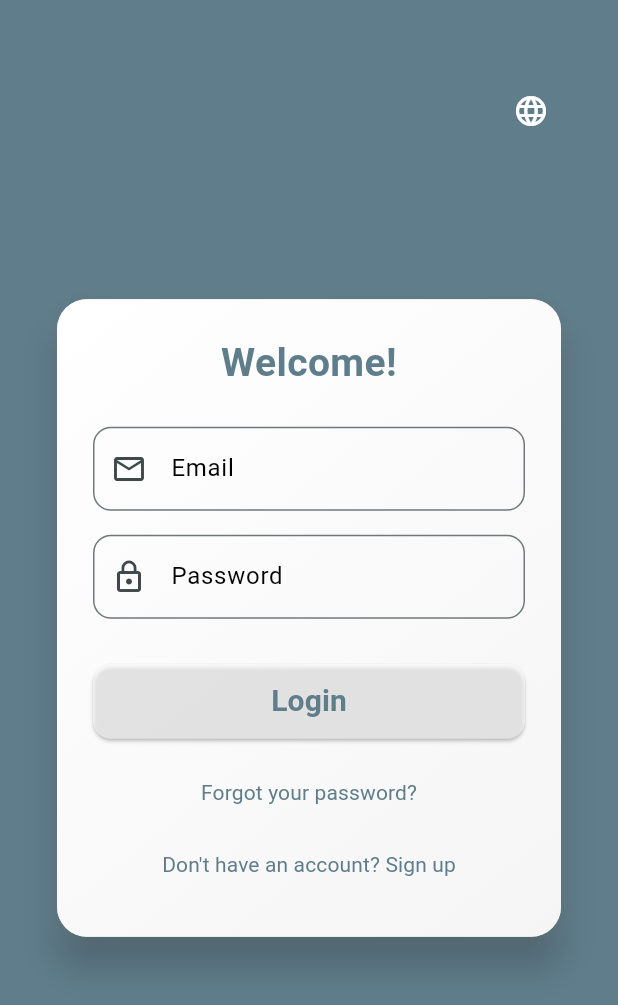
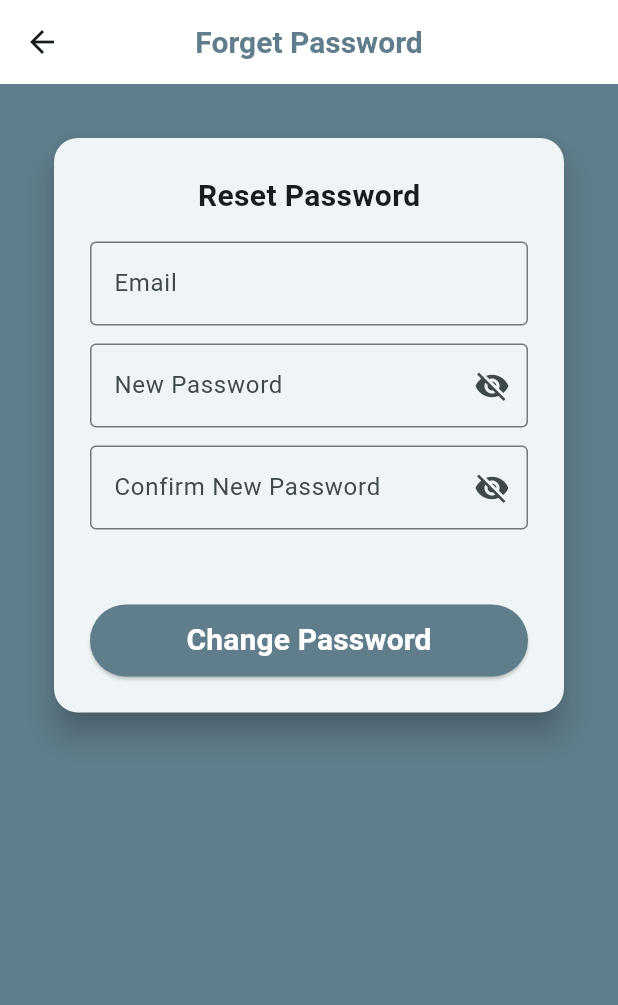
Before and after one commit to ThanakharnS/authen-FCS, a Flutter app: the screen it shows after launch, after a tap on "Forgot your password?", on a phone screen of 412 x 824 dp. Shown: the top 1005 px of the screen. Run offline on Flutter 3.47's test engine with Material 3 defaults, Android fonts, the light colour scheme and no system bars; our stand-ins replace easy_localization, firebase_auth, firebase_core, fluttertoast, google_fonts; accounts and stored records are empty; network calls fail; Roboto replaces fonts that are missing (Kanit).

Commit message:
create forgot password page

```diff
--- a/assets/lang/en.json
+++ b/assets/lang/en.json
@@ -24,7 +24,19 @@
   "func_edite_profile": "Edit Profile",
   "func_chang_password": "Change Password",
   "func_history": "Order History",
-  "func_sign_out": "Sign Out"
+  "func_sign_out": "Sign Out",
+
+
+  "header_txt_forgot_password": "Forget Password",
+  "header_txt_reset_password": "Reset Password",
+  "label_txt_input_email": "Email ",
+  "txt_input_password": "New Password ",
+  "confirm_txt_input_password": "Confirm New Password ",
+  "bnt_submit_change": "Change Password",
+  "dialog_massage_success": "Change Password Success !!!"
+
+
+
 
 
 }
--- a/assets/lang/th.json
+++ b/assets/lang/th.json
@@ -23,5 +23,13 @@
   "func_edite_profile": "แก้ไขข้อมูลส่วนตัว",
   "func_chang_password": "เปลี่ยนรหัสผ่าน",
   "func_history": "ประวัติคำสั่งซื้อ",
-  "func_sign_out": "ออกจากระบบ"
+  "func_sign_out": "ออกจากระบบ",
+
+  "header_txt_forgot_password": "ลืมรหัสผ่าน",
+  "header_txt_reset_password": "รีเซ็ตรหัสผ่าน",
+  "label_txt_input_email": "อีเมล",
+  "txt_input_password": "รหัสผ่านใหม่",
+  "confirm_txt_input_password": "ยืนยันรหัสผ่านใหม่",
+  "bnt_submit_change": "ยืนยันการเปลี่ยนรหัสผ่าน",
+  "dialog_massage_success": "เปลี่ยนรหัสผ่านสำเร็จ !!!"
 }
--- /dev/null
+++ b/lib/Page_ui/forgot_password_page.dart
@@ -0,0 +1,149 @@
+
+
+import 'package:easy_localization/easy_localization.dart';
+import 'package:firebase_auth/firebase_auth.dart';
+import 'package:flutter/cupertino.dart';
+import 'package:flutter/material.dart';
+import 'package:google_fonts/google_fonts.dart';
+import 'package:provider/provider.dart';
+import 'package:verify_identity/Provider/forgot_password_provider.dart';
+
+class ForgotPasswordPage extends StatefulWidget {
+  const ForgotPasswordPage({super.key});
+
+  @override
+  _ForgotPasswordPageState  createState() => _ForgotPasswordPageState();
+}
+
+
+class _ForgotPasswordPageState  extends State<ForgotPasswordPage> {
+
+  void handleResetPassword() async {
+    final provider = Provider.of<ForgotPasswordPageProvider>(context, listen: false);
+    final result = await provider.updatePassword(
+      email: provider.emailController.text.trim(),
+      newPassword: provider.newPasswordController.text.trim(),
+      confirmPassword: provider.confirmPasswordController.text.trim(),
+    );
+
+    if (result == null) {
+      ScaffoldMessenger.of(context).showSnackBar(
+         SnackBar(content: Text('dialog_massage_success'.tr())),
+      );
+    } else {
+      ScaffoldMessenger.of(context).showSnackBar(
+        SnackBar(content: Text(result)),
+      );
+    }
+  }
+
+  @override
+  Widget build(BuildContext context) {
+
+    final provider = Provider.of<ForgotPasswordPageProvider>(context);
+
+    return Scaffold(
+       backgroundColor: Colors.blueGrey,
+       appBar: AppBar(
+         backgroundColor: Colors.white,
+         centerTitle: true,
+         title: Text(
+           'header_txt_forgot_password'.tr(),
+           style: GoogleFonts.kanit(
+             fontSize: 20,
+             fontWeight: FontWeight.bold,
+             color: Colors.blueGrey,
+           ),
+         ),
+       ),
+
+      body: Padding(
+        padding: const EdgeInsets.all(16.0),
+        child: Card(
+          margin: const EdgeInsets.all(20),
+          shape: RoundedRectangleBorder(borderRadius: BorderRadius.circular(16)),
+          elevation: 8,
+          child: Padding(
+            padding: const EdgeInsets.all(24),
+            child: Column(
+              mainAxisSize: MainAxisSize.min,
+              children: [
+                Text(
+                  'header_txt_reset_password'.tr(),
+                  style: GoogleFonts.kanit(fontSize: 20, fontWeight: FontWeight.bold),
+                ),
+                const SizedBox(height: 16),
+
+                // Email field
+                TextField(
+                  controller: provider.emailController,
+                  decoration: InputDecoration(
+                    labelText: 'label_txt_input_email'.tr(),
+                    border: OutlineInputBorder(),
+                  ),
+                ),
+                const SizedBox(height: 12),
+
+                TextField(
+                  controller: provider.newPasswordController,
+                  obscureText: provider.isNewPasswordObscured,
+                  decoration: InputDecoration(
+                    labelText: 'txt_input_password'.tr(),
+                    border: const OutlineInputBorder(),
+                    suffixIcon: IconButton(
+                      icon: Icon(
+                        provider.isNewPasswordObscured
+                            ? Icons.visibility_off
+                            : Icons.visibility,
+                      ),
+                      onPressed: provider.toggleNewPasswordVisibility,
+                    ),
+                  ),
+                ),
+                const SizedBox(height: 12),
+
+                TextField(
+                  controller: provider.confirmPasswordController,
+                  obscureText: provider.isConfirmPasswordObscured,
+                  decoration: InputDecoration(
+                    labelText: 'confirm_txt_input_password'.tr(),
+                    border: const OutlineInputBorder(),
+                    suffixIcon: IconButton(
+                      icon: Icon(
+                        provider.isConfirmPasswordObscured
+                            ? Icons.visibility_off
+                            : Icons.visibility,
+                      ),
+                      onPressed: provider.toggleConfirmPasswordVisibility,
+                    ),
+                  ),
+                ),
+                const SizedBox(height: 50),
+
+                ElevatedButton(
+                  onPressed: handleResetPassword,
+                  style: ElevatedButton.styleFrom(
+                    backgroundColor: Colors.blueGrey,
+                    minimumSize: const Size.fromHeight(48),
+                  ),
+                  child: Text(
+                    'bnt_submit_change'.tr(),
+                    style: GoogleFonts.kanit(
+                      fontSize: 20,
+                      fontWeight: FontWeight.bold,
+                      color: Colors.white,
+                    ),
+                  ),
+                ),
+              ],
+            ),
+          ),
+        ),
+      ),
+
+
+
+    );
+  }
+
+}
--- a/lib/Page_ui/login_page.dart
+++ b/lib/Page_ui/login_page.dart
@@ -2,6 +2,7 @@
 import 'package:easy_localization/easy_localization.dart';
 import 'package:flutter/material.dart';
 import 'package:provider/provider.dart';
+import 'package:verify_identity/Page_ui/forgot_password_page.dart';
 import 'package:verify_identity/Provider/login_provider.dart';
 import 'home_page.dart';
 import 'package:google_fonts/google_fonts.dart';
@@ -205,7 +206,10 @@ class LoginPage extends StatefulWidget{
                      const SizedBox(height: 12),
                      TextButton(
                        onPressed: () {
-                         // ไปหน้าสมัครสมาชิก
+                         Navigator.push(
+                           context,
+                           MaterialPageRoute(builder: (context) => const ForgotPasswordPage()),
+                         );
                        },
                        child: Text(
                          'forgot_password'.tr(),
--- a/lib/Provider/login_provider.dart
+++ b/lib/Provider/login_provider.dart
@@ -82,7 +82,6 @@ class LoginProvider extends ChangeNotifier {
   }
 
 
-
   @override
   void dispose() {
     emailController.dispose();
--- a/lib/main.dart
+++ b/lib/main.dart
@@ -7,6 +7,7 @@ import 'package:verify_identity/Provider/home_provider.dart';
 import 'package:verify_identity/Provider/login_provider.dart';
 import 'package:verify_identity/Provider/splash_creen_provider.dart';
 
+import 'Provider/forgot_password_provider.dart';
 import 'Provider/menu_profile_provider.dart';
 
 void main() async {
@@ -31,6 +32,7 @@ void main() async {
           ChangeNotifierProvider(create: (_) => LoginProvider()),
           ChangeNotifierProvider(create: (_) => HomePageProvider()),
           ChangeNotifierProvider(create: (_) => MenuProfileProvider()),
+          ChangeNotifierProvider(create: (_) => ForgotPasswordPageProvider()),
 
         ],
         child: const MyApp(),
```
Also changed, not shown: lib/Provider/forgot_password_provider.dart (added, +54 -0 lines), 1 other file.
